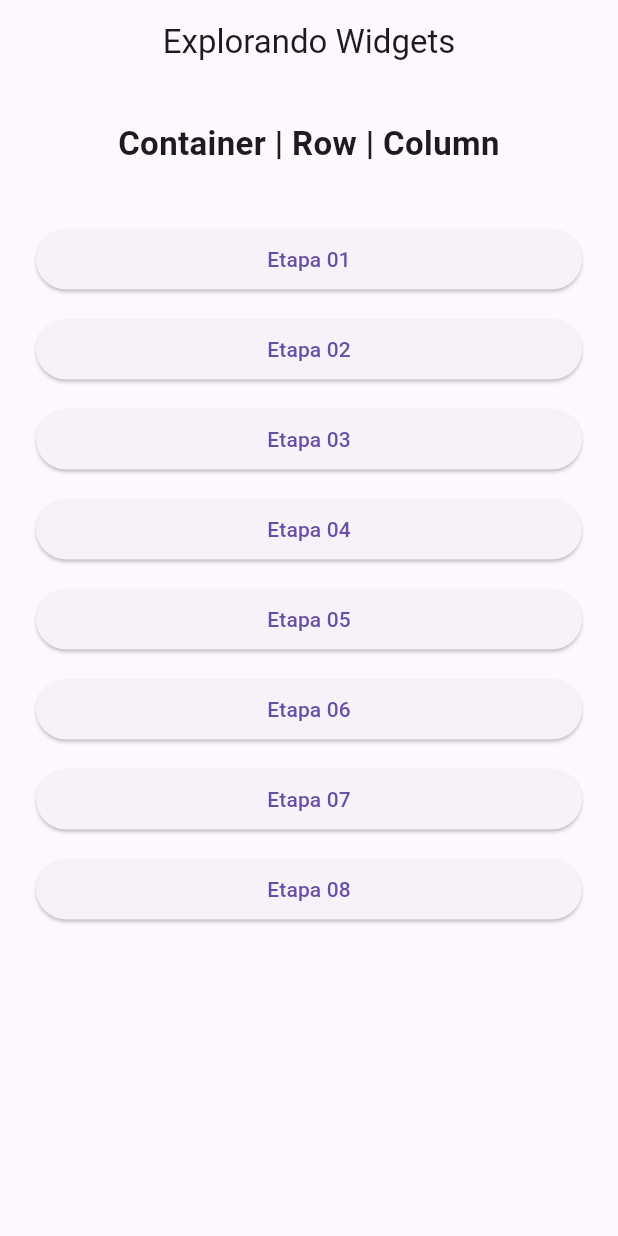
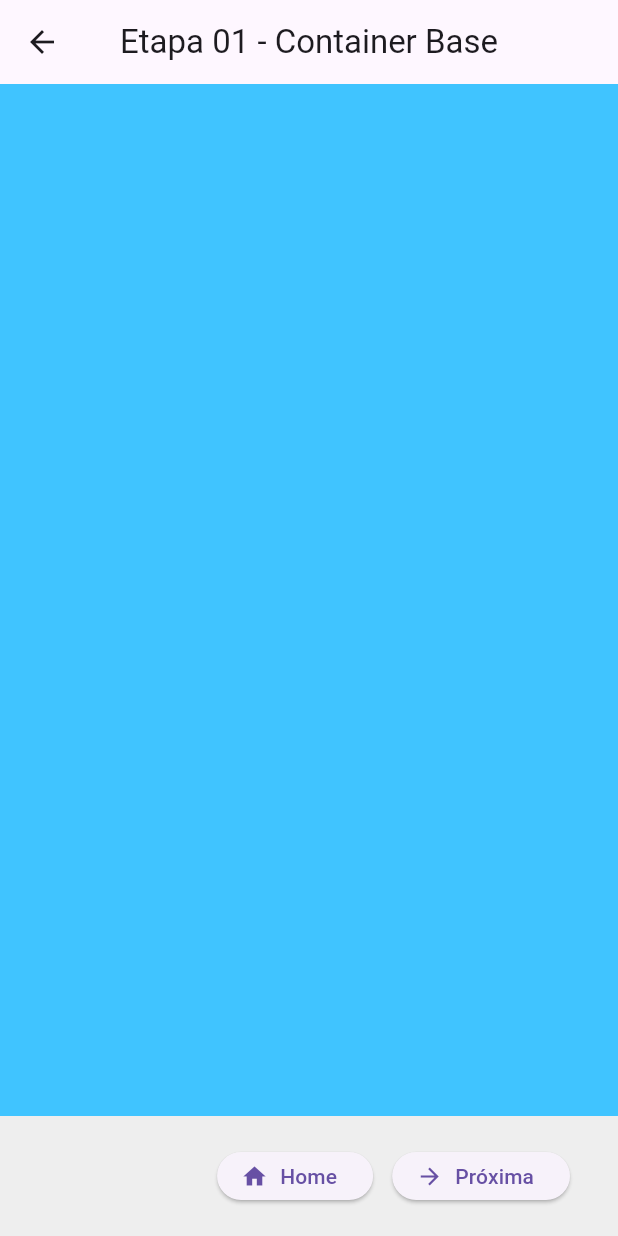
Before and after one commit to LuizFAraujo/pos_dev_web--disp_moveis--flutter_row_column_container1, a Flutter app: the screen it shows after launch, after a tap on "Etapa 01", on a phone screen of 412 x 824 dp. Run offline on Flutter 3.47's test engine with Material 3 defaults, Android fonts, the phone set to English and light mode, and no system bars.

Commit message:
✍️ FEATURE: Etapa 01 - Container base
- Criação da tela etapa01_container_base.dart
  - Container azul preenchendo toda a tela
  - Comentários explicativos para fins didáticos
- Implementação do NavigationBarEtapa (com lógica para ocultar anterior)
  - Comportamento adaptável à etapa atual
- Rota '/etapa01' registrada no main.dart

```diff
--- a/lib/main.dart
+++ b/lib/main.dart
@@ -1,12 +1,13 @@
 import 'package:flutter/material.dart';
 
 import 'home_page.dart';
+import 'pages/etapa01_container_base.dart'; // Importação da Etapa 01
 
 void main() {
   runApp(const MyApp());
 }
 
-/// Widget raiz do aplicativo com rotas nomeadas
+/// Widget principal que configura o MaterialApp e define rotas do app
 class MyApp extends StatelessWidget {
   const MyApp({super.key});
 
@@ -18,10 +19,9 @@
       initialRoute: '/',
       routes: {
         '/': (context) => const HomePage(),
-
-        // As etapas serão adicionadas aqui nas próximas fases
-        // '/etapa01': (context) => const Etapa01(),
-        // '/etapa02': (context) => const Etapa02(),
+        '/etapa01':
+            (context) => const Etapa01ContainerBase(), // Rota adicionada
+        // As próximas etapas serão incluídas progressivamente
       },
     );
   }
--- a/lib/pages/etapa01_container_base.dart
+++ b/lib/pages/etapa01_container_base.dart
@@ -0,0 +1,33 @@
+import 'package:flutter/material.dart';
+
+import '../widgets/navigation_bar_etapa.dart';
+
+/// Etapa 01: Criação de um Container básico com cor de fundo,
+/// sem margens nem elementos adicionais.
+/// Essa tela representa a base inicial de qualquer layout Flutter.
+class Etapa01ContainerBase extends StatelessWidget {
+  const Etapa01ContainerBase({super.key});
+
+  @override
+  Widget build(BuildContext context) {
+    return Scaffold(
+      // AppBar com título centralizado da etapa
+      appBar: AppBar(
+        title: const Text('Etapa 01 - Container Base'),
+        centerTitle: true,
+      ),
+
+      // Corpo da tela exibindo apenas o Container preenchido
+      body: Container(
+        // O Container ocupa toda a área disponível (exceto a AppBar)
+        color: Colors.lightBlueAccent, // Cor de fundo para visualização clara
+      ),
+
+      // Navegação inferior com botões Home e Próxima Etapa
+      bottomNavigationBar: const NavigationBarEtapa(
+        rotaProxima: '/etapa02', // Define o botão "Próxima"
+        // Sem botão "Anterior" pois esta é a primeira etapa
+      ),
+    );
+  }
+}
--- a/lib/widgets/navigation_bar_etapa.dart
+++ b/lib/widgets/navigation_bar_etapa.dart
@@ -0,0 +1,53 @@
+import 'package:flutter/material.dart';
+
+/// Widget reutilizável de navegação entre etapas do app.
+/// Exibe botões de:
+/// - Anterior (se fornecido)
+/// - Home (sempre)
+/// - Próxima (se fornecido)
+class NavigationBarEtapa extends StatelessWidget {
+  final String? rotaAnterior;
+  final String? rotaProxima;
+
+  const NavigationBarEtapa({super.key, this.rotaAnterior, this.rotaProxima});
+
+  @override
+  Widget build(BuildContext context) {
+    return BottomAppBar(
+      color: Colors.grey[200],
+      child: Padding(
+        padding: const EdgeInsets.symmetric(horizontal: 16, vertical: 12),
+        child: Row(
+          mainAxisAlignment: MainAxisAlignment.spaceBetween,
+          children: [
+            /// Botão "Anterior" (só aparece se a rota for informada)
+            if (rotaAnterior != null)
+              ElevatedButton.icon(
+                onPressed: () => Navigator.pushNamed(context, rotaAnterior!),
+                icon: const Icon(Icons.arrow_back),
+                label: const Text('Anterior'),
+              )
+            else
+              const SizedBox(width: 100), // Mantém alinhamento
+            /// Botão "Home" (sempre presente)
+            ElevatedButton.icon(
+              onPressed: () => Navigator.pushNamed(context, '/'),
+              icon: const Icon(Icons.home),
+              label: const Text('Home'),
+            ),
+
+            /// Botão "Próxima" (só aparece se a rota for informada)
+            if (rotaProxima != null)
+              ElevatedButton.icon(
+                onPressed: () => Navigator.pushNamed(context, rotaProxima!),
+                icon: const Icon(Icons.arrow_forward),
+                label: const Text('Próxima'),
+              )
+            else
+              const SizedBox(width: 100), // Mantém alinhamento
+          ],
+        ),
+      ),
+    );
+  }
+}
```
